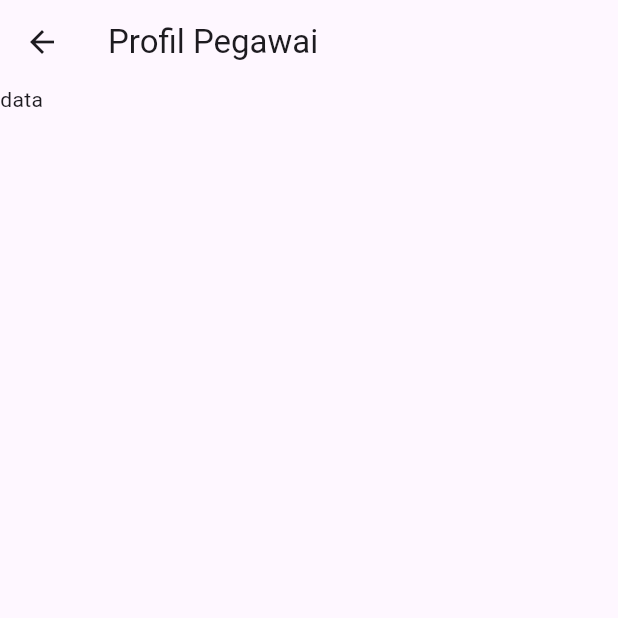
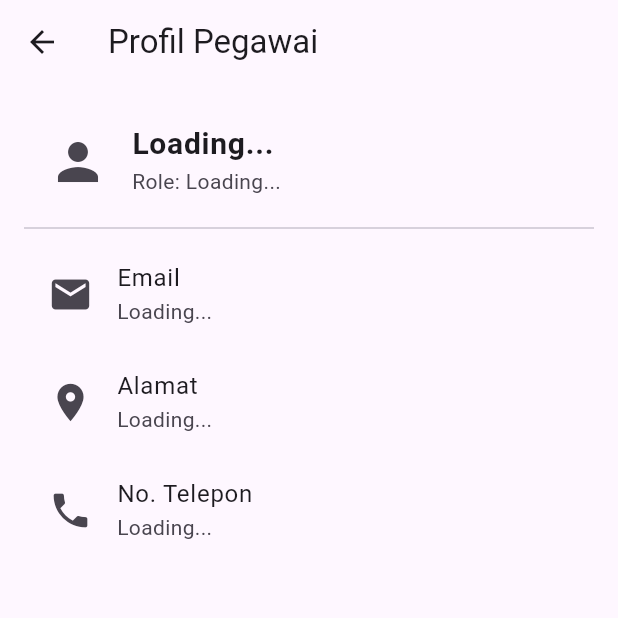
Before and after one commit to Ironixc/Toko_online, a Flutter app: the ProfilPegawai screen opened by its route, on a phone screen of 412 x 824 dp, the top half of it. Run offline on Flutter 3.47's test engine with Material 3 defaults, Android fonts, the phone set to English and light mode, and no system bars; our stand-ins replace shared_preferences; accounts and stored records are empty.

Commit message:
first commit

```diff
--- a/lib/views/Profil_Pegawai.dart
+++ b/lib/views/Profil_Pegawai.dart
@@ -1,3 +1,4 @@
+import 'package:api_toko_online/models/user_login.dart';
 import 'package:api_toko_online/widgets/NavBar.dart';
 import 'package:flutter/material.dart';
 
@@ -9,13 +10,67 @@ class ProfilPegawai extends StatefulWidget {
 }
 
 class _ProfilPegawaiState extends State<ProfilPegawai> {
+  UserLogin userLogin = UserLogin();
+  String? nama;
+  String? role;
+  String? email;
+  String? Adrees;
+  String? phone;
+
+  getUserLogin() async {
+    var user = await userLogin.getUserLogin();
+    if (user.status != false) {
+      setState(() {
+        nama = user.nama_user;
+        role = user.role;
+        email = user.email;
+        Adrees = user.Adrees;
+        phone = user.phone;
+      });
+    }
+  }
+
+  @override
+  void initState() {
+    super.initState();
+    getUserLogin();
+  }
+
   @override
   Widget build(BuildContext context) {
-    return  Scaffold(
+    return Scaffold(
       appBar: AppBar(
         title: Text("Profil Pegawai"),
       ),
-      body: Text("data"),
+      body: Padding(
+        padding: const EdgeInsets.all(16.0),
+        child: Column(
+          crossAxisAlignment: CrossAxisAlignment.start,
+          children: [
+            ListTile(
+              leading: Icon(Icons.person, size: 40),
+              title: Text(nama ?? "Loading...", style: TextStyle(fontSize: 20, fontWeight: FontWeight.bold)),
+              subtitle: Text("Role: ${role ?? 'Loading...'}"),
+            ),
+            Divider(),
+            ListTile(
+              leading: Icon(Icons.email, size: 30),
+              title: Text("Email"),
+              subtitle: Text(email ?? "Loading..."),
+            ),
+            ListTile(
+              leading: Icon(Icons.location_on, size: 30),
+              title: Text("Alamat"),
+              subtitle: Text(Adrees ?? "Loading..."),
+            ),
+            ListTile(
+              leading: Icon(Icons.phone, size: 30),
+              title: Text("No. Telepon"),
+              subtitle: Text(phone ?? "Loading..."),
+            ),
+          ],
+        ),
+      ),
       bottomNavigationBar: Navbar(2),
     );
   }
--- a/lib/views/dashboard.dart
+++ b/lib/views/dashboard.dart
@@ -18,7 +18,6 @@ class _DashboardState extends State<Dashboard> {
     if (user.status != false){
       setState(() {
         nama = user.nama_user;
-        role = user.role;
       });
     }
   }
@@ -43,7 +42,7 @@ class _DashboardState extends State<Dashboard> {
               icon: Icon(Icons.logout))
         ],
       ),
-      body: Center(child: Text("Selamat Datang $nama role anda $role")),
+      body: Center(child: Text("Selamat Datang $nama")),
       bottomNavigationBar: Navbar(0),
     );
   }
```
Also changed, not shown: lib/views/Login.dart (+33 -46 lines).
